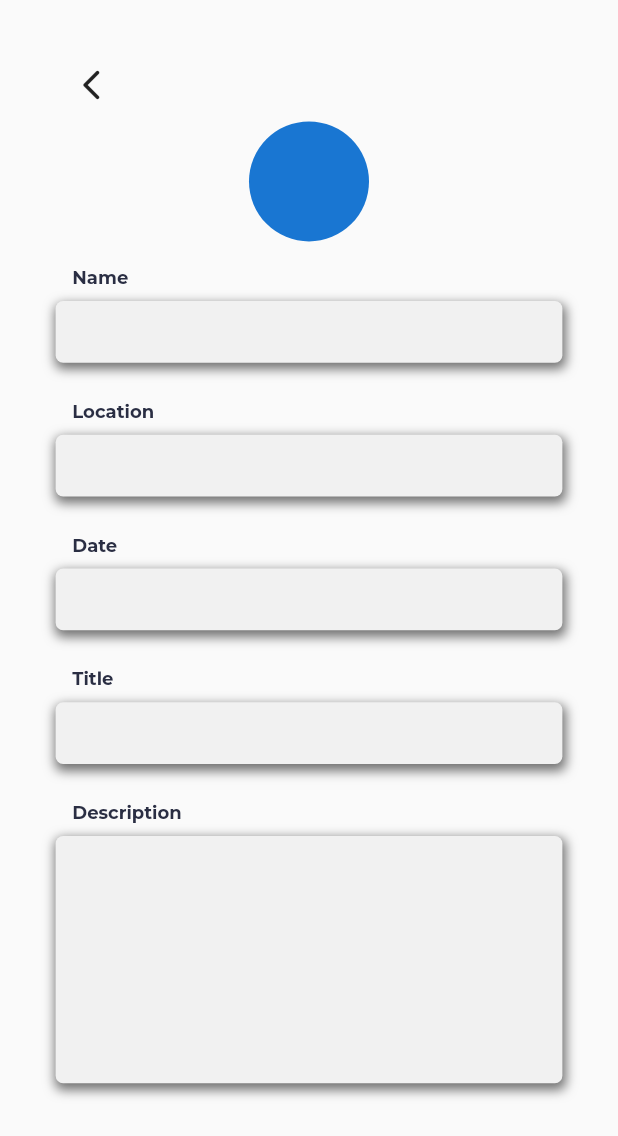
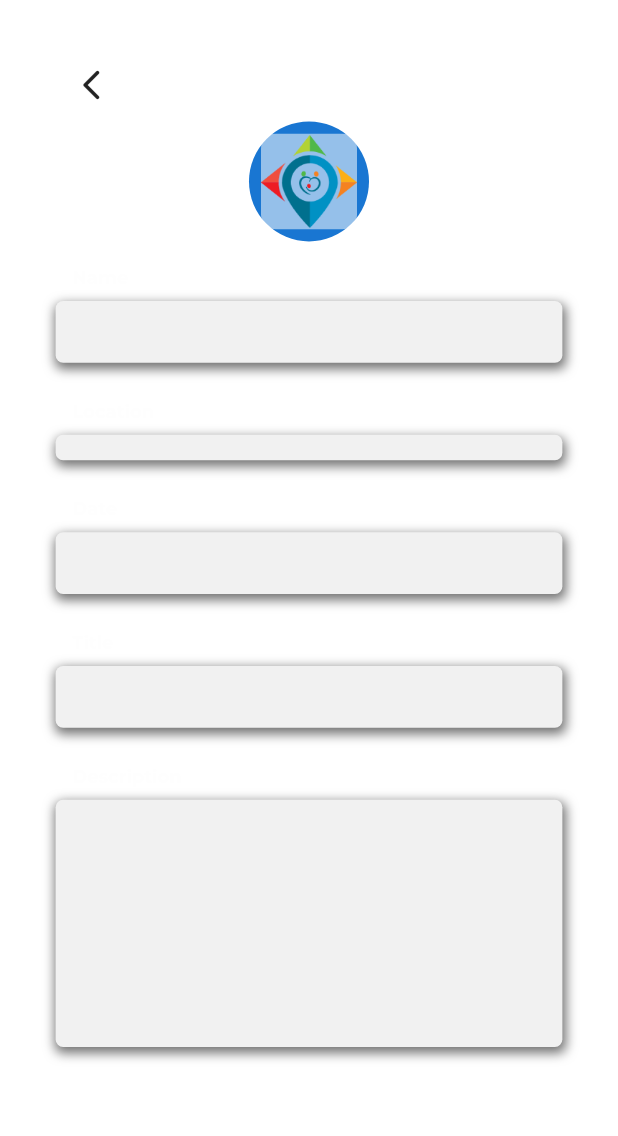
Before and after one commit to mian-asif/LocationShareApp, a Flutter app: the FoodRequestSenderDetailsScreen screen opened directly with empty values, on a phone screen of 412 x 824 dp. Shown: the top 1136 px of the screen. Run offline on Flutter 3.47's test engine with Material 2 defaults, Android fonts, the phone set to English and light mode, and no system bars; drawn by our look-alikes of cached_network_image; our stand-ins replace circle_nav_bar, cloud_firestore, contacts_service, dots_indicator, dotted_border, firebase_auth and 14 more; missing offline and left inert: animated_shimmer, empty_widget, flutter_polyline_points, geoflutterfire, pull_down_button, scroll_navigation; accounts and stored records are empty; network calls fail.

Commit message:
New Updates

```diff
--- a/lib/ContactsScreen/View/contacts_screen.dart
+++ b/lib/ContactsScreen/View/contacts_screen.dart
@@ -217,7 +217,7 @@ class _ContactsScreenState extends State<ContactsScreen> {
       'senderUid': auth.currentUser?.uid,
       'senderImage': auth.currentUser?.photoURL,
       'senderPhone': myPhone,
-      'status': false,
+      'status': true,
       'msg': ' sent you a friend request',
       'receiverNumber': receiverNumber.replaceAll(RegExp(' '), ''),
     })
--- a/lib/CustomWidgets/BottomNavigationBar/bottom_navigation_bar.dart
+++ b/lib/CustomWidgets/BottomNavigationBar/bottom_navigation_bar.dart
@@ -48,7 +48,7 @@ class _BottomNavBar extends State<BottomNavBarScreen> with SingleTickerProviderS
         ],
         color: const Color(0xFF0091C4),
         height: 60,
-        circleWidth: 60,
+        circleWidth: 50,
         initIndex: tabIndex,
         onChanged: (v) {
           tabIndex = v;
@@ -58,8 +58,8 @@ class _BottomNavBar extends State<BottomNavBarScreen> with SingleTickerProviderS
         // tabCurve: ,
         padding: const EdgeInsets.only(left: 0, right: 0, bottom: 0),
         cornerRadius: const BorderRadius.only(
-          topLeft: Radius.circular(8),
-          topRight: Radius.circular(8),
+          topLeft: Radius.circular(2),
+          topRight: Radius.circular(2),
           bottomRight: Radius.circular(0),
           bottomLeft: Radius.circular(0),
         ),
--- a/lib/CustomWidgets/custom_widgets.dart
+++ b/lib/CustomWidgets/custom_widgets.dart
@@ -619,5 +619,5 @@ Widget foodRequestViewDetailsCard(context,{text,sizeHeight}){
   );
 }
 Widget foodRequestViewDetailsText(context,{text}){
-  return Text(text,style: GoogleFonts.montserrat(color: const Color(0xFF2A2E43),fontSize: 12,fontWeight: FontWeight.w700),);
+  return Text(text,style: GoogleFonts.montserrat(color: const Color(0x0ff1f1f1),fontSize: 12,fontWeight: FontWeight.w700),);
 }
--- a/lib/FoodRequestSenderDetails/food_request_sender_details.dart
+++ b/lib/FoodRequestSenderDetails/food_request_sender_details.dart
@@ -2,6 +2,7 @@ import 'package:flutter/material.dart';
 import 'package:google_fonts/google_fonts.dart';
 import 'package:get/get.dart';
 import '../CustomWidgets/custom_widgets.dart';
+import 'package:cached_network_image/cached_network_image.dart';
 class FoodRequestSenderDetailsScreen extends StatefulWidget {
   const FoodRequestSenderDetailsScreen({Key? key}) : super(key: key);
 
@@ -21,6 +22,7 @@ class _FoodRequestSenderDetailsScreenState extends State<FoodRequestSenderDetail
     var cHeight=MediaQuery.of(context).size.height;
     var cWidth=MediaQuery.of(context).size.width;
     return Scaffold(
+      backgroundColor: Colors.white,
       body: SingleChildScrollView(
         physics: const BouncingScrollPhysics(),
         child: Padding(
@@ -35,9 +37,31 @@ class _FoodRequestSenderDetailsScreenState extends State<FoodRequestSenderDetail
                   Get.back();
                 }, icon: const Icon(Icons.arrow_back_ios_new_rounded)),
               ),
-              const Padding(
+               Padding(
                 padding:  EdgeInsets.only(top: 0),
-                child: Center(child: CircleAvatar( maxRadius: 40)),
+                child: Center(child: CircleAvatar( maxRadius: 40,
+                    child: ClipRRect(
+                      borderRadius: BorderRadius.circular(0),
+                      child:CachedNetworkImage(
+                        imageUrl: photoURL,fit: BoxFit.cover,
+                        placeholder: (context, url) => Image.asset('assets/images/loaging.gif'),
+                        errorWidget: (context, url, error) => Container(
+
+                          height: 64,
+                          width: 64,
+                          decoration: BoxDecoration(
+                            color: Colors.white54,
+                            borderRadius: BorderRadius.circular(10),
+                          ),
+                          child:  ClipRRect(
+                            borderRadius: BorderRadius.circular(10),
+                            child:Image.asset('assets/images/applogo.png'),
+                          ),
+                        ),
+                      ),
+                    ),
+                ),
+                ),
               ),
 
               Padding(
@@ -55,7 +79,31 @@ class _FoodRequestSenderDetailsScreenState extends State<FoodRequestSenderDetail
               ),
               Padding(
                 padding:  EdgeInsets.only(left: cWidth*0.0,top: cHeight*0.01),
-                child: foodRequestViewDetailsCard(context,text: seekerAddress,sizeHeight: cHeight*0.05),
+                // child: foodRequestViewDetailsCard(context,text: seekerAddress,sizeHeight: cHeight*0.05),
+                child: Container(
+                  width: MediaQuery.of(context).size.width,
+                  decoration: BoxDecoration(
+                    color: const Color(0XFFF1F1F1),
+                    borderRadius: BorderRadius.circular(5),
+                    boxShadow: const [
+                      BoxShadow(
+                          color: Color(0XFF707070),
+                          blurRadius: 6.0,
+                          spreadRadius: 1.0,
+                          offset: Offset(
+                            1.0,
+                            3.0,
+                          )
+                      ),
+                    ],
+                  ),
+                  child: Padding(
+                    padding:  const EdgeInsets.only(top: 0,left: 10),
+                    child: SingleChildScrollView(
+                        physics: const BouncingScrollPhysics(),
+                        child: Text(seekerAddress,style: GoogleFonts.montserrat(fontWeight: FontWeight.w400))),
+                  ),
+                ),
               ),
 
               Padding(
--- a/lib/Food_Donation_Home/View/food_donaton_homeScreen.dart
+++ b/lib/Food_Donation_Home/View/food_donaton_homeScreen.dart
@@ -1,9 +1,11 @@
 import 'package:flutter/material.dart';
 import 'package:flutter/rendering.dart';
 import 'package:get/get.dart';
+import 'package:locate_family/FoodDonateScreen/food_donate_screen.dart';
 import 'package:locate_family/FoodRequestScreen/View/food_request_screen.dart';
 import '../../CustomWidgets/constants.dart';
 import '../../CustomWidgets/custom_widgets.dart';
+import '../../FoodDonersDetailsScreen/View/food_doners_Details_Screen.dart';
 
 class FoodDonationHomeScreen extends StatefulWidget {
   const FoodDonationHomeScreen({Key? key}) : super(key: key);
@@ -83,7 +85,8 @@ class _FoodDonationHomeScreenState extends State<FoodDonationHomeScreen> {
             Padding(
               padding:  EdgeInsets.only(top: cHeight*0.08),
               child: Center(child: customButton(onPressed: (){
-                Get.to(const FoodRequestScreen(), arguments: [donateButtonPress,requestButtonPress]);
+                // Get.to(const FoodRequestScreen(), arguments: [donateButtonPress,requestButtonPress]);
+                Get.to( donateButtonPress == true? const FoodDonateScreen():const FoodRequestScreen(), arguments: [donateButtonPress,requestButtonPress]);
               },buttonTittle: 'Continue')),
             )
 
```
Also changed, not shown: lib/CustomWidgets/Radio_buttons.dart (added, +64 -0 lines), lib/FoodDonateScreen/food_donate_screen.dart (added, +140 -0 lines), lib/FoodDonersDetailsScreen/View/food_doners_Details_Screen.dart (added, +203 -0 lines), lib/Notifications/notifications_screen.dart (+20 -2 lines).
